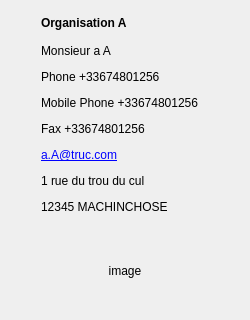
First picture: the form in src/gui/widgets/customerdatawidget.ui, repository FACT-Team/FactDev, before the edit.
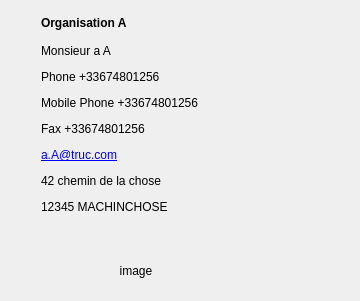
Second picture: the form after the edit. Icons and pictures are not drawn.

What changed in the file:
```diff
--- a/src/gui/widgets/customerdatawidget.ui
+++ b/src/gui/widgets/customerdatawidget.ui
@@ -6,14 +6,14 @@
    <rect>
     <x>0</x>
     <y>0</y>
-    <width>250</width>
-    <height>320</height>
+    <width>360</width>
+    <height>301</height>
    </rect>
   </property>
   <property name="minimumSize">
    <size>
-    <width>250</width>
-    <height>320</height>
+    <width>360</width>
+    <height>250</height>
    </size>
   </property>
   <property name="maximumSize">
@@ -367,7 +367,7 @@
       </size>
      </property>
      <property name="text">
-      <string>1 rue du trou du cul </string>
+      <string>42 chemin de la chose</string>
      </property>
     </widget>
    </item>
```
Left out of the diff: 4 changed lines with no effect on the pictures.
